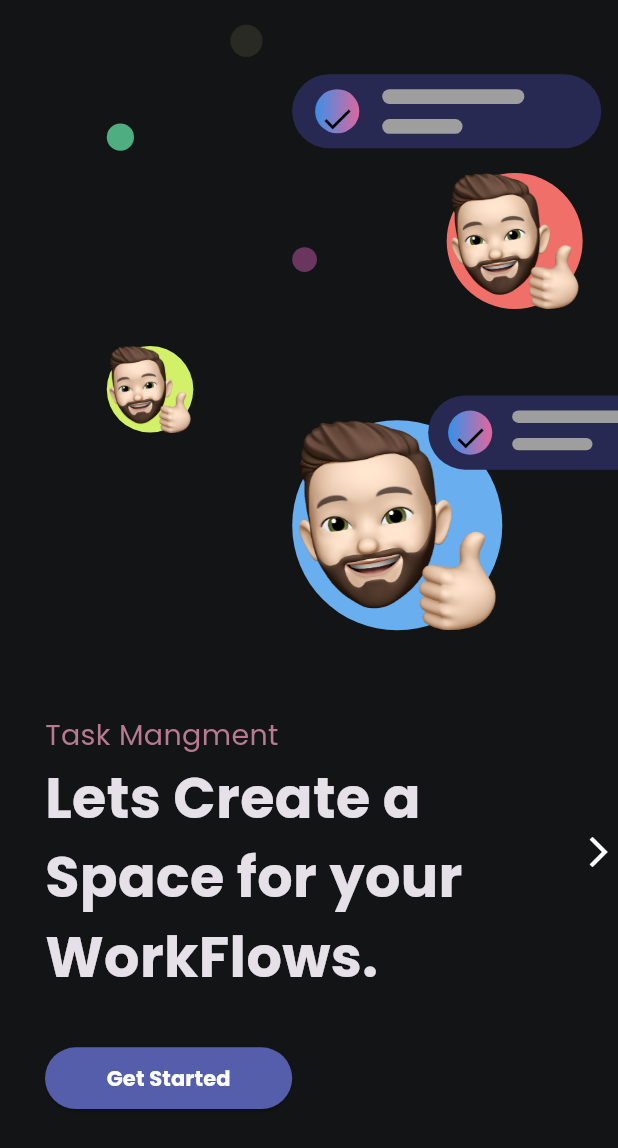
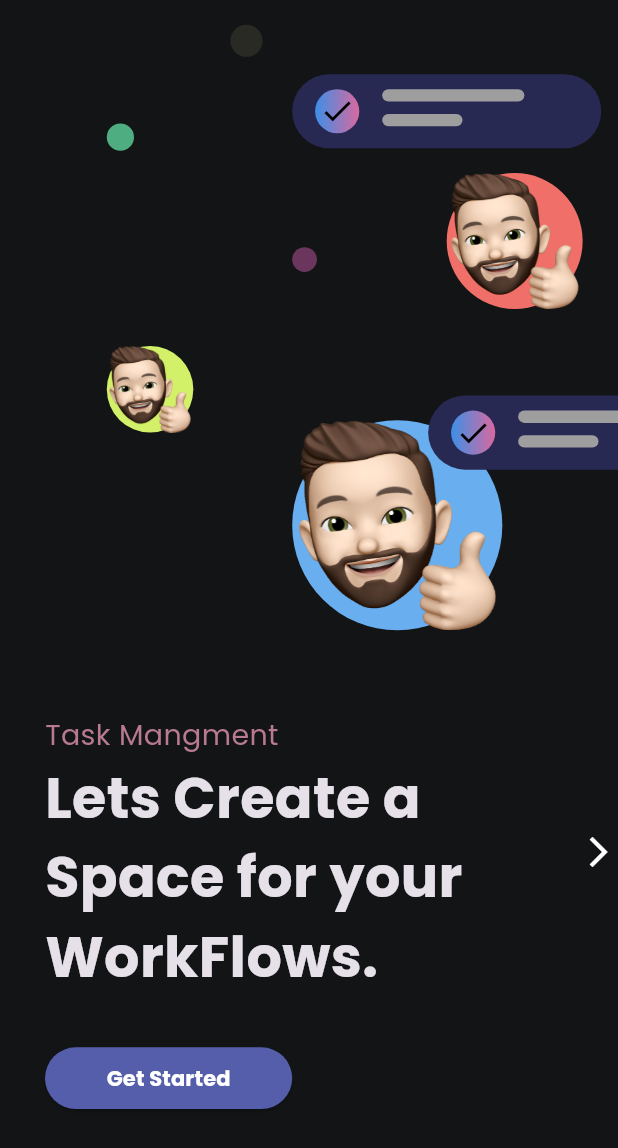
Before and after one commit to amjad605/task_manger, a Flutter app: the OnBoardBody screen opened directly, on a phone screen of 412 x 824 dp. Shown: the top 1148 px of the screen. Run offline on Flutter 3.47's test engine with Material 3 defaults, Android fonts, the light colour scheme and no system bars; drawn by our look-alikes of liquid_swipe; our stand-ins replace animate_do, bloc, flutter_bloc, flutter_screenutil, google_fonts, image_picker and 2 more.

Commit message:
handled errors in responsiveness

```diff
--- a/lib/Screens/OnBoardingScreen/Widgets/OnboardItem.dart
+++ b/lib/Screens/OnBoardingScreen/Widgets/OnboardItem.dart
@@ -25,7 +25,7 @@ class OnboardItem extends StatelessWidget {
         children: [
           ShakeY(
             infinite: true,
-            from: 4,
+            from: 3,
             delay: const Duration(milliseconds: 0),
             duration: const Duration(seconds: 5),
             child: Image.asset(
--- a/lib/Screens/OnBoardingScreen/Widgets/OnboardingCustomBody.dart
+++ b/lib/Screens/OnBoardingScreen/Widgets/OnboardingCustomBody.dart
@@ -214,8 +214,8 @@ class Topitem extends StatelessWidget {
                       ),
                       shape: BoxShape.circle,
                     ),
-                    child: const Padding(
-                      padding: EdgeInsets.all(6.0),
+                    child: const CircleAvatar(
+                      backgroundColor: Colors.transparent,
                       child: Icon(
                         Icons.check,
                         color: Colors.black,
@@ -235,8 +235,8 @@ class Topitem extends StatelessWidget {
                             borderRadius: BorderRadius.circular(40)),
                         height: size.height * 0.01,
                       ),
-                      const SizedBox(
-                        height: 10,
+                      SizedBox(
+                        height: size.height * 0.01,
                       ),
                       Container(
                         width: size.width * 0.13,
--- a/lib/Screens/OnBoardingScreen/Widgets/chatItem.dart
+++ b/lib/Screens/OnBoardingScreen/Widgets/chatItem.dart
@@ -35,8 +35,8 @@ class ChatItem extends StatelessWidget {
                     ),
                     shape: BoxShape.circle,
                   ),
-                  child: const Padding(
-                    padding: EdgeInsets.all(8.0),
+                  child: const CircleAvatar(
+                    backgroundColor: Colors.transparent,
                     child: Icon(
                       Icons.check,
                       color: Colors.black,
@@ -51,20 +51,20 @@ class ChatItem extends StatelessWidget {
                   children: [
                     Container(
                       width: size.width * 0.23,
-                      height: size.height * 0.012,
+                      height: size.height * 0.01,
                       decoration: BoxDecoration(
                           color: Colors.grey,
                           borderRadius: BorderRadius.circular(40)),
                     ),
-                    const SizedBox(
-                      height: 10,
+                    SizedBox(
+                      height: size.height * 0.01,
                     ),
                     Container(
                       width: size.width * 0.13,
                       decoration: BoxDecoration(
                           color: Colors.grey,
                           borderRadius: BorderRadius.circular(40)),
-                      height: size.height * 0.012,
+                      height: size.height * 0.01,
                     ),
                   ],
                 )
--- a/lib/Screens/OnBoardingScreen/onBoardingScreen.dart
+++ b/lib/Screens/OnBoardingScreen/onBoardingScreen.dart
@@ -1,6 +1,5 @@
 import 'package:flutter/material.dart';
-
-import 'Widgets/onBoardingBody.dart';
+import 'package:task_manger/Screens/OnBoardingScreen/OnBoardBody.dart';
 
 class OnBoardingScreen extends StatelessWidget {
   const OnBoardingScreen({super.key});
@@ -8,7 +7,7 @@ class OnBoardingScreen extends StatelessWidget {
   @override
   Widget build(BuildContext context) {
     return const Scaffold(
-      body: OnBoardingBody(),
+      body: OnBoardBody(),
     );
   }
 }
```
Also changed, not shown: lib/Screens/OnBoardingScreen/Widgets/onBoardingBody.dart (deleted, +0 -15 lines), lib/Screens/StatisticsScreen/statistics_screen.dart (+9 -4 lines).
